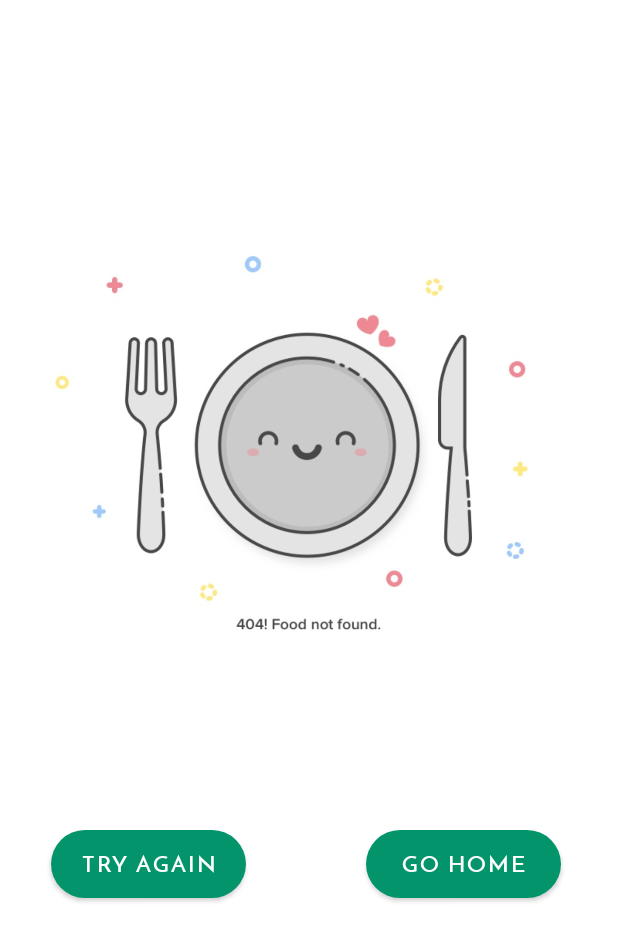
After one commit to iamandiianamariaa/Fooducate, an Android app: the layout activity_not_found.xml on its own in the app's theme, with its tools: preview values and no code run, on a phone screen of 412 x 824 dp. The commit adds this screen. Shown: the top 941 px of the screen. Run offline under Robolectric (Android 15) with nearby library versions, the phone set to English and light mode, and no system bars.

Commit message:
added product not found activity

```diff
--- a/app/src/main/AndroidManifest.xml
+++ b/app/src/main/AndroidManifest.xml
@@ -28,6 +28,7 @@
         <activity android:name=".RegisterActivity"/>
         <activity android:name=".WelcomeActivity"/>
         <activity android:name=".ScannerActivity"/>
+        <activity android:name=".FoodNotFoundActivity"/>
         <activity android:name=".ProductInformationActivity"/>
         <activity android:name=".CaptureAct"
             android:screenOrientation="fullSensor"
--- a/app/src/main/java/com/example/fooducate/FoodNotFoundActivity.java
+++ b/app/src/main/java/com/example/fooducate/FoodNotFoundActivity.java
@@ -1,4 +1,26 @@
 package com.example.fooducate;
 
-public class FoodNotFoundActivity {
+import android.content.Intent;
+import android.os.Bundle;
+import android.view.View;
+
+import androidx.annotation.Nullable;
+import androidx.appcompat.app.AppCompatActivity;
+
+public class FoodNotFoundActivity extends AppCompatActivity {
+    @Override
+    protected void onCreate(@Nullable Bundle savedInstanceState) {
+        super.onCreate(savedInstanceState);
+        setContentView(R.layout.activity_not_found);
+    }
+
+    public void onPressTry(View view){
+        startActivity(new Intent(getApplicationContext(), ScannerActivity.class));
+        finish();
+    }
+
+    public void onPressHome(View view){
+        startActivity(new Intent(getApplicationContext(), MainActivity.class));
+        finish();
+    }
 }
--- a/app/src/main/java/com/example/fooducate/ProductInformationActivity.java
+++ b/app/src/main/java/com/example/fooducate/ProductInformationActivity.java
@@ -1,6 +1,8 @@
 package com.example.fooducate;
 
+import android.content.Intent;
 import android.os.Bundle;
+import android.view.View;
 import android.widget.TextView;
 import android.widget.Toast;
 
@@ -39,7 +41,8 @@ public class ProductInformationActivity extends AppCompatActivity {
                 ResponseObject product = response.body();
                 if(product.getStatus() == 0)
                 {
-                    text.setText("The product you are searching for cannot be found. Please try again...");
+                    startActivity(new Intent(getApplicationContext(), FoodNotFoundActivity.class));
+                    finish();
                 }
                 else{
                     String content = "";
--- /dev/null
+++ b/app/src/main/res/layout/activity_not_found.xml
@@ -0,0 +1,52 @@
+<?xml version="1.0" encoding="utf-8"?>
+<androidx.constraintlayout.widget.ConstraintLayout
+    xmlns:android="http://schemas.android.com/apk/res/android"
+    xmlns:tools="http://schemas.android.com/tools"
+    xmlns:app="http://schemas.android.com/apk/res-auto"
+    android:layout_width="match_parent"
+    android:layout_height="match_parent">
+
+    <ImageView
+        android:layout_width="match_parent"
+        android:layout_height="598dp"
+        android:src="@drawable/notfound"
+        app:layout_constraintEnd_toEndOf="parent"
+        app:layout_constraintHorizontal_bias="0.0"
+        app:layout_constraintStart_toStartOf="parent"
+        app:layout_constraintTop_toTopOf="parent" />
+
+    <Button
+        android:id="@+id/back_button"
+        android:layout_width="130dp"
+        android:layout_height="45dp"
+        android:background="@drawable/shape_sign_in_button"
+        android:fontFamily="@font/josefin_sans_semibold"
+        android:onClick="onPressTry"
+        android:text="Try Again"
+        android:textSize="15sp"
+        app:backgroundTint="@color/green_700"
+        app:layout_constraintBottom_toBottomOf="parent"
+        app:layout_constraintEnd_toEndOf="parent"
+        app:layout_constraintHorizontal_bias="0.121"
+        app:layout_constraintStart_toStartOf="parent"
+        app:layout_constraintTop_toTopOf="parent"
+        app:layout_constraintVertical_bias="0.711" />
+
+    <Button
+        android:id="@+id/home_button"
+        android:layout_width="130dp"
+        android:layout_height="45dp"
+        android:background="@drawable/shape_sign_in_button"
+        android:fontFamily="@font/josefin_sans_semibold"
+        android:onClick="onPressHome"
+        android:text="Go Home"
+        android:textSize="15sp"
+        app:backgroundTint="@color/green_700"
+        app:layout_constraintBottom_toBottomOf="parent"
+        app:layout_constraintEnd_toEndOf="parent"
+        app:layout_constraintHorizontal_bias="0.865"
+        app:layout_constraintStart_toStartOf="parent"
+        app:layout_constraintTop_toTopOf="parent"
+        app:layout_constraintVertical_bias="0.711" />
+
+</androidx.constraintlayout.widget.ConstraintLayout>
```
Also changed, not shown: app/src/main/res/drawable/notfound.jpg (added).
